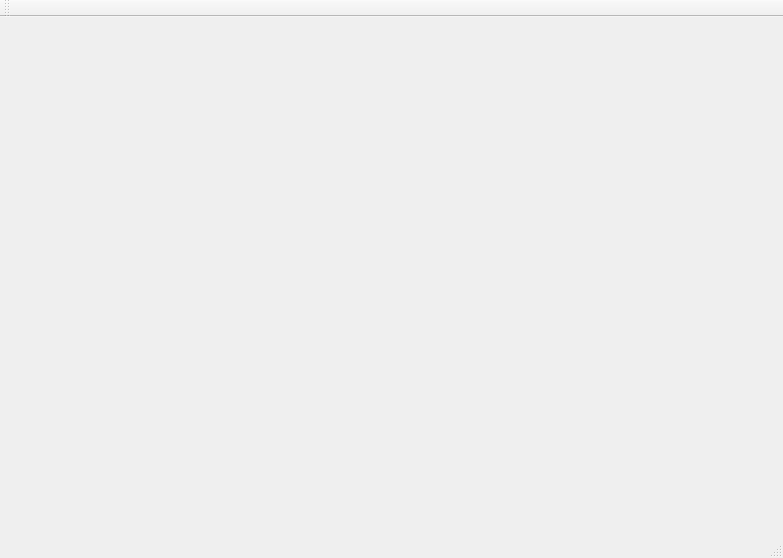
Qt form gitlearning/MW/UI/TrainUI/mainwindow.ui (TimerChen/TrainTickets) before a commit.
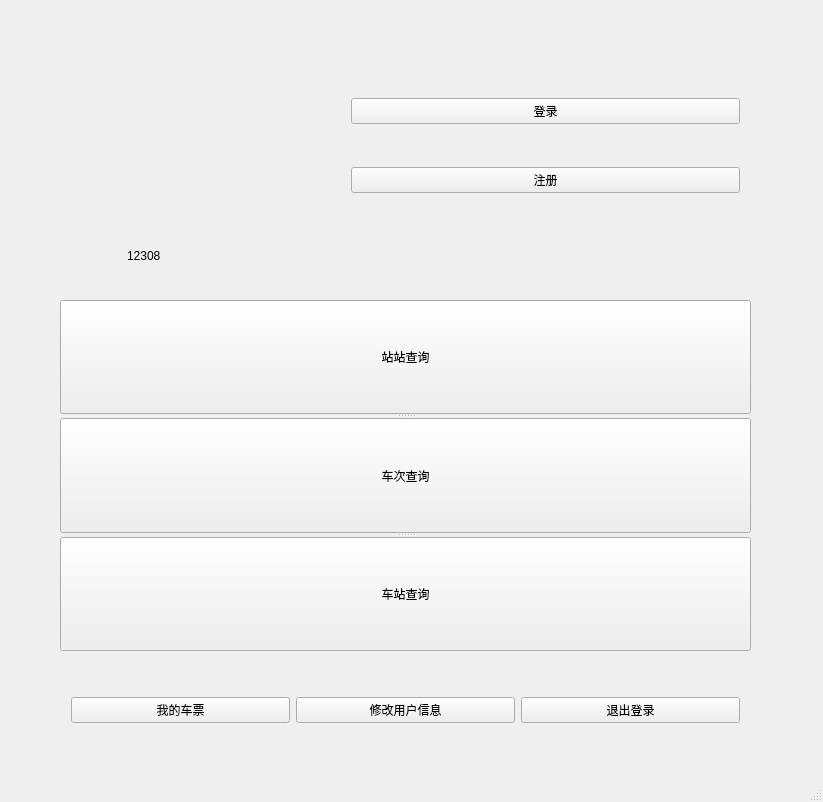
The same form after that commit. Icons and pictures are not drawn.

```diff
--- a/gitlearning/MW/UI/TrainUI/mainwindow.ui
+++ b/gitlearning/MW/UI/TrainUI/mainwindow.ui
@@ -6,31 +6,158 @@
    <rect>
     <x>0</x>
     <y>0</y>
-    <width>783</width>
-    <height>558</height>
+    <width>823</width>
+    <height>802</height>
    </rect>
   </property>
   <property name="windowTitle">
    <string>MainWindow</string>
   </property>
-  <widget class="QWidget" name="centralWidget"/>
-  <widget class="QMenuBar" name="menuBar">
-   <property name="geometry">
-    <rect>
-     <x>0</x>
-     <y>0</y>
-     <width>783</width>
-     <height>49</height>
-    </rect>
-   </property>
-  </widget>
-  <widget class="QToolBar" name="mainToolBar">
-   <attribute name="toolBarArea">
-    <enum>TopToolBarArea</enum>
-   </attribute>
-   <attribute name="toolBarBreak">
-    <bool>false</bool>
-   </attribute>
+  <widget class="QWidget" name="centralWidget">
+   <widget class="QLabel" name="label_2">
+    <property name="geometry">
+     <rect>
+      <x>390</x>
+      <y>840</y>
+      <width>82</width>
+      <height>351</height>
+     </rect>
+    </property>
+    <property name="text">
+     <string>12308</string>
+    </property>
+   </widget>
+   <widget class="QLabel" name="label">
+    <property name="geometry">
+     <rect>
+      <x>50</x>
+      <y>10</y>
+      <width>241</width>
+      <height>251</height>
+     </rect>
+    </property>
+    <property name="text">
+     <string/>
+    </property>
+    <property name="pixmap">
+     <pixmap>../../../../../../../../mnt/hgfs/share/12308.png</pixmap>
+    </property>
+    <property name="scaledContents">
+     <bool>true</bool>
+    </property>
+   </widget>
+   <widget class="QLabel" name="label_3">
+    <property name="geometry">
+     <rect>
+      <x>127</x>
+      <y>240</y>
+      <width>129</width>
+      <height>32</height>
+     </rect>
+    </property>
+    <property name="text">
+     <string>12308</string>
+    </property>
+   </widget>
+   <widget class="QWidget" name="">
+    <property name="geometry">
+     <rect>
+      <x>340</x>
+      <y>50</y>
+      <width>411</width>
+      <height>191</height>
+     </rect>
+    </property>
+    <layout class="QVBoxLayout" name="verticalLayout_2">
+     <item>
+      <widget class="QPushButton" name="loginBtn">
+       <property name="text">
+        <string>登录</string>
+       </property>
+      </widget>
+     </item>
+     <item>
+      <widget class="QPushButton" name="regBtn">
+       <property name="text">
+        <string>注册</string>
+       </property>
+      </widget>
+     </item>
+    </layout>
+    <zorder>regBtn</zorder>
+    <zorder>loginBtn</zorder>
+   </widget>
+   <widget class="QSplitter" name="splitter">
+    <property name="geometry">
+     <rect>
+      <x>60</x>
+      <y>300</y>
+      <width>691</width>
+      <height>351</height>
+     </rect>
+    </property>
+    <property name="orientation">
+     <enum>Qt::Vertical</enum>
+    </property>
+    <widget class="QPushButton" name="stationToStationSearch">
+     <property name="text">
+      <string>站站查询</string>
+     </property>
+    </widget>
+    <widget class="QPushButton" name="Trainsearch">
+     <property name="text">
+      <string>车次查询</string>
+     </property>
+    </widget>
+    <widget class="QPushButton" name="stationSearch">
+     <property name="text">
+      <string>车站查询</string>
+     </property>
+    </widget>
+   </widget>
+   <widget class="QWidget" name="">
+    <property name="geometry">
+     <rect>
+      <x>60</x>
+      <y>680</y>
+      <width>691</width>
+      <height>60</height>
+     </rect>
+    </property>
+    <layout class="QHBoxLayout" name="horizontalLayout">
+     <item>
+      <widget class="QPushButton" name="myticketBtn">
+       <property name="text">
+        <string>我的车票</string>
+       </property>
+      </widget>
+     </item>
+     <item>
+      <widget class="QPushButton" name="modifyAccountBtn">
+       <property name="text">
+        <string>修改用户信息</string>
+       </property>
+      </widget>
+     </item>
+     <item>
+      <widget class="QPushButton" name="logoutBtn">
+       <property name="text">
+        <string>退出登录</string>
+       </property>
+      </widget>
+     </item>
+    </layout>
+   </widget>
+   <zorder>loginBtn</zorder>
+   <zorder>label_2</zorder>
+   <zorder>label</zorder>
+   <zorder>label_3</zorder>
+   <zorder>stationToStationSearch</zorder>
+   <zorder>Trainsearch</zorder>
+   <zorder>stationSearch</zorder>
+   <zorder>regBtn</zorder>
+   <zorder>modifyAccountBtn</zorder>
+   <zorder>myticketBtn</zorder>
   </widget>
   <widget class="QStatusBar" name="statusBar"/>
  </widget>
```
